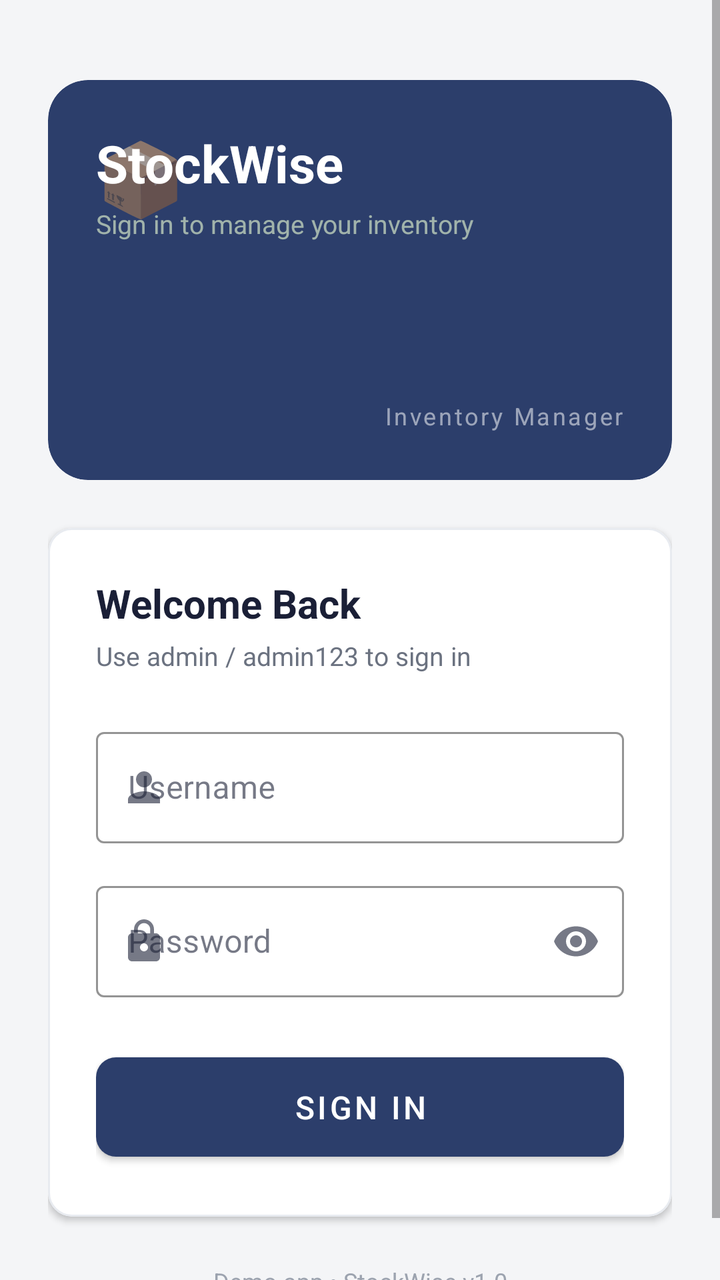
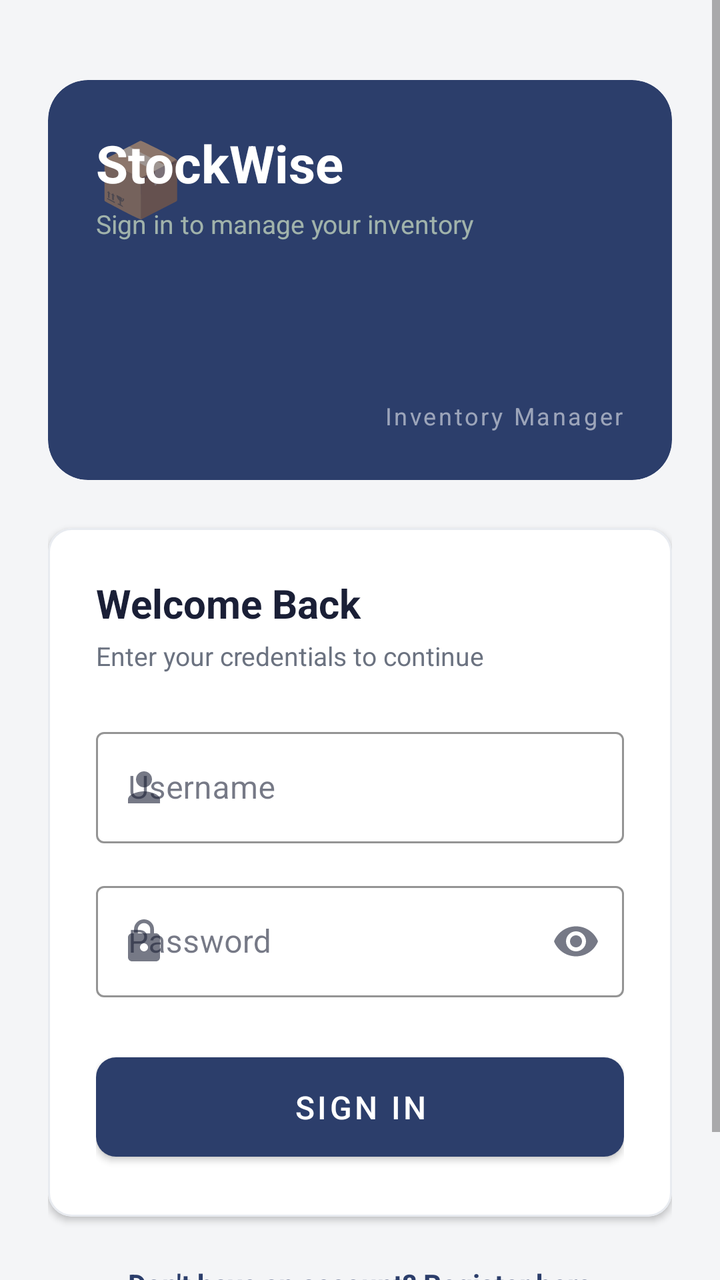

Two renders of the same Android screen: before a commit and after it. Below are the layout's source before the change and the commit's diff.
<!-- AndroidManifest.xml: application theme Theme.InventoryManager -->
<!-- res/layout/activity_login.xml -->
<?xml version="1.0" encoding="utf-8"?>
<ScrollView
    xmlns:android="http://schemas.android.com/apk/res/android"
    xmlns:app="http://schemas.android.com/apk/res-auto"
    android:layout_width="match_parent"
    android:layout_height="match_parent"
    android:background="@color/colorBackground"
    android:fillViewport="true">

    <androidx.constraintlayout.widget.ConstraintLayout
        android:layout_width="match_parent"
        android:layout_height="wrap_content"
        android:padding="24dp">

        
        <com.google.android.material.card.MaterialCardView
            android:id="@+id/headerCard"
            android:layout_width="match_parent"
            android:layout_height="200dp"
            app:cardBackgroundColor="@color/colorPrimary"
            app:cardCornerRadius="20dp"
            app:cardElevation="0dp"
            app:layout_constraintTop_toTopOf="parent"
            app:layout_constraintStart_toStartOf="parent"
            app:layout_constraintEnd_toEndOf="parent"
            android:layout_marginTop="16dp">

            <androidx.constraintlayout.widget.ConstraintLayout
                android:layout_width="match_parent"
                android:layout_height="match_parent"
                android:padding="24dp">

                <TextView
                    android:id="@+id/tvLoginIcon"
                    android:layout_width="wrap_content"
                    android:layout_height="wrap_content"
                    android:text="📦"
                    android:textSize="36sp"
                    app:layout_constraintStart_toStartOf="parent"
                    app:layout_constraintTop_toTopOf="parent" />

                <TextView
                    android:id="@+id/tvLoginTitle"
                    android:layout_width="wrap_content"
                    android:layout_height="wrap_content"
                    android:text="StockWise"
                    android:textColor="@color/colorOnPrimary"
                    android:textSize="26sp"
                    android:textStyle="bold"
                    app:layout_constraintBottom_toTopOf="@id/tvLoginSubtitle"
                    app:layout_constraintStart_toStartOf="parent"
                    app:layout_constraintTop_toTopOf="parent"
                    app:layout_constraintVertical_chainStyle="packed" />

                <TextView
                    android:id="@+id/tvLoginSubtitle"
                    android:layout_width="wrap_content"
                    android:layout_height="wrap_content"
                    android:text="Sign in to manage your inventory"
                    android:textColor="#AADDEECC"
                    android:textSize="13sp"
                    app:layout_constraintStart_toStartOf="parent"
                    app:layout_constraintTop_toBottomOf="@id/tvLoginTitle"
                    android:layout_marginTop="4dp" />

                <TextView
                    android:layout_width="wrap_content"
                    android:layout_height="wrap_content"
                    android:text="Inventory Manager"
                    android:textColor="#88FFFFFF"
                    android:textSize="12sp"
                    android:letterSpacing="0.1"
                    app:layout_constraintBottom_toBottomOf="parent"
                    app:layout_constraintEnd_toEndOf="parent" />

            </androidx.constraintlayout.widget.ConstraintLayout>
        </com.google.android.material.card.MaterialCardView>

        
        <com.google.android.material.card.MaterialCardView
            android:id="@+id/loginCard"
            android:layout_width="match_parent"
            android:layout_height="wrap_content"
            style="@style/Widget.InventoryManager.Card"
            app:layout_constraintTop_toBottomOf="@id/headerCard"
            app:layout_constraintStart_toStartOf="parent"
            app:layout_constraintEnd_toEndOf="parent"
            android:layout_marginTop="24dp">

            <LinearLayout
                android:layout_width="match_parent"
                android:layout_height="wrap_content"
                android:orientation="vertical"
                android:padding="24dp">

                <TextView
                    android:layout_width="wrap_content"
                    android:layout_height="wrap_content"
                    android:text="Welcome Back"
                    android:textColor="@color/colorTextPrimary"
                    android:textSize="20sp"
                    android:textStyle="bold"
                    android:layout_marginBottom="4dp" />

                <TextView
                    android:layout_width="wrap_content"
                    android:layout_height="wrap_content"
                    android:text="Use admin / admin123 to sign in"
                    android:textColor="@color/colorTextSecondary"
                    android:textSize="13sp"
                    android:layout_marginBottom="24dp" />

                
                <com.google.android.material.textfield.TextInputLayout
                    android:id="@+id/tilUsername"
                    style="@style/Widget.InventoryManager.TextInputLayout"
                    android:layout_width="match_parent"
                    android:layout_height="wrap_content"
                    android:hint="Username"
                    app:startIconDrawable="@drawable/ic_person"
                    android:layout_marginBottom="16dp">

                    <com.google.android.material.textfield.TextInputEditText
                        android:id="@+id/etUsername"
                        android:layout_width="match_parent"
                        android:layout_height="wrap_content"
                        android:inputType="text"
                        android:imeOptions="actionNext"
                        android:singleLine="true" />

                </com.google.android.material.textfield.TextInputLayout>

                
                <com.google.android.material.textfield.TextInputLayout
                    android:id="@+id/tilPassword"
                    style="@style/Widget.InventoryManager.TextInputLayout"
                    android:layout_width="match_parent"
                    android:layout_height="wrap_content"
                    android:hint="Password"
                    app:startIconDrawable="@drawable/ic_lock"
                    app:endIconMode="password_toggle"
                    android:layout_marginBottom="24dp">

                    <com.google.android.material.textfield.TextInputEditText
                        android:id="@+id/etPassword"
                        android:layout_width="match_parent"
                        android:layout_height="wrap_content"
                        android:inputType="textPassword"
                        android:imeOptions="actionDone"
                        android:singleLine="true" />

                </com.google.android.material.textfield.TextInputLayout>

                
                <com.google.android.material.button.MaterialButton
                    android:id="@+id/btnLogin"
                    style="@style/Widget.InventoryManager.Button"
                    android:layout_width="match_parent"
                    android:layout_height="wrap_content"
                    android:text="Sign In"
                    android:textSize="16sp" />

            </LinearLayout>

        </com.google.android.material.card.MaterialCardView>

        
        <TextView
            android:layout_width="wrap_content"
            android:layout_height="wrap_content"
            android:text="Demo app • StockWise v1.0"
            android:textColor="@color/colorTextHint"
            android:textSize="12sp"
            app:layout_constraintTop_toBottomOf="@id/loginCard"
            app:layout_constraintStart_toStartOf="parent"
            app:layout_constraintEnd_toEndOf="parent"
            android:layout_marginTop="24dp"
            android:layout_marginBottom="24dp" />

    </androidx.constraintlayout.widget.ConstraintLayout>
</ScrollView>
<!-- resources referenced by this layout -->
<resources>
  <color name="colorBackground">#F4F5F7</color>
  <color name="colorOnPrimary">#FFFFFF</color>
  <color name="colorPrimary">#2C3E6B</color>
  <color name="colorTextHint">#9CA3AF</color>
  <color name="colorTextPrimary">#1A1F36</color>
  <color name="colorTextSecondary">#6B7280</color>
  <!-- drawable ic_lock (drawable) -->
  <vector xmlns:android="http://schemas.android.com/apk/res/android"
      android:width="24dp" android:height="24dp"
      android:viewportWidth="24" android:viewportHeight="24">
      <path android:fillColor="#FF000000"
          android:pathData="M18,8h-1V6c0,-2.76 -2.24,-5 -5,-5S7,3.24 7,6v2H6c-1.1,0 -2,0.9 -2,2v10c0,1.1 0.9,2 2,2h12c1.1,0 2,-0.9 2,-2V10c0,-1.1 -0.9,-2 -2,-2zM12,17c-1.1,0 -2,-0.9 -2,-2s0.9,-2 2,-2 2,0.9 2,2 -0.9,2 -2,2zM15.1,8H8.9V6c0,-1.71 1.39,-3.1 3.1,-3.1 1.71,0 3.1,1.39 3.1,3.1v2z"/>
  </vector>
  <!-- drawable ic_person (drawable) -->
  <vector xmlns:android="http://schemas.android.com/apk/res/android"
      android:width="24dp" android:height="24dp"
      android:viewportWidth="24" android:viewportHeight="24">
      <path android:fillColor="#FF000000"
          android:pathData="M12,12c2.21,0 4,-1.79 4,-4s-1.79,-4 -4,-4 -4,1.79 -4,4 1.79,4 4,4zM12,14c-2.67,0 -8,1.34 -8,4v2h16v-2c0,-2.66 -5.33,-4 -8,-4z"/>
  </vector>
  <style name="Widget.InventoryManager.Button" parent="Widget.MaterialComponents.Button">
          <item name="backgroundTint">@color/colorPrimary</item>
          <item name="android:textColor">@color/colorOnPrimary</item>
          <item name="cornerRadius">10dp</item>
          <item name="android:paddingTop">14dp</item>
          <item name="android:paddingBottom">14dp</item>
      </style>
  <style name="Widget.InventoryManager.Card" parent="Widget.MaterialComponents.CardView">
          <item name="cardBackgroundColor">@color/colorSurface</item>
          <item name="cardCornerRadius">12dp</item>
          <item name="cardElevation">2dp</item>
          <item name="strokeColor">@color/colorCardBorder</item>
          <item name="strokeWidth">1dp</item>
      </style>
  <style name="Widget.InventoryManager.TextInputLayout" parent="Widget.MaterialComponents.TextInputLayout.OutlinedBox">
          <item name="boxStrokeColor">@color/colorPrimaryLight</item>
          <item name="hintTextColor">@color/colorTextSecondary</item>
      </style>
  <style name="Theme.InventoryManager" parent="Theme.MaterialComponents.Light.NoActionBar">
          <item name="colorPrimary">@color/colorPrimary</item>
          <item name="colorPrimaryVariant">@color/colorPrimaryVariant</item>
          <item name="colorSecondary">@color/colorSecondary</item>
          <item name="colorSecondaryVariant">@color/colorSecondaryVariant</item>
          <item name="android:colorBackground">@color/colorBackground</item>
          <item name="colorSurface">@color/colorSurface</item>
          <item name="colorOnPrimary">@color/colorOnPrimary</item>
          <item name="colorOnBackground">@color/colorTextPrimary</item>
          <item name="colorOnSurface">@color/colorTextPrimary</item>
          <item name="android:windowBackground">@color/colorBackground</item>
          <item name="android:statusBarColor">@color/colorPrimaryVariant</item>
          <item name="android:navigationBarColor">@color/colorPrimaryVariant</item>
      </style>
  <color name="colorSurface">#FFFFFF</color>
  <color name="colorCardBorder">#E8EBF0</color>
  <color name="colorPrimaryLight">#4A6FA5</color>
  <color name="colorPrimaryVariant">#1A2847</color>
  <color name="colorSecondary">#E8A838</color>
  <color name="colorSecondaryVariant">#C88A20</color>
</resources>

<!-- the commit's change to res/layout/activity_login.xml (unified diff, before → after) -->
@@ -12,7 +12,6 @@
         android:layout_height="wrap_content"
         android:padding="24dp">
 
-        
         <com.google.android.material.card.MaterialCardView
             android:id="@+id/headerCard"
             android:layout_width="match_parent"
@@ -76,7 +75,6 @@
             </androidx.constraintlayout.widget.ConstraintLayout>
         </com.google.android.material.card.MaterialCardView>
 
-        
         <com.google.android.material.card.MaterialCardView
             android:id="@+id/loginCard"
             android:layout_width="match_parent"
@@ -105,12 +103,11 @@
                 <TextView
                     android:layout_width="wrap_content"
                     android:layout_height="wrap_content"
-                    android:text="Use admin / admin123 to sign in"
+                    android:text="Enter your credentials to continue"
                     android:textColor="@color/colorTextSecondary"
                     android:textSize="13sp"
                     android:layout_marginBottom="24dp" />
 
-                
                 <com.google.android.material.textfield.TextInputLayout
                     android:id="@+id/tilUsername"
                     style="@style/Widget.InventoryManager.TextInputLayout"
@@ -130,7 +127,6 @@
 
                 </com.google.android.material.textfield.TextInputLayout>
 
-                
                 <com.google.android.material.textfield.TextInputLayout
                     android:id="@+id/tilPassword"
                     style="@style/Widget.InventoryManager.TextInputLayout"
@@ -151,7 +147,6 @@
 
                 </com.google.android.material.textfield.TextInputLayout>
 
-                
                 <com.google.android.material.button.MaterialButton
                     android:id="@+id/btnLogin"
                     style="@style/Widget.InventoryManager.Button"
@@ -164,14 +159,27 @@
 
         </com.google.android.material.card.MaterialCardView>
 
-        
+        <TextView
+            android:id="@+id/tvRegisterRedirect"
+            android:layout_width="wrap_content"
+            android:layout_height="wrap_content"
+            android:text="Don't have an account? Register here"
+            android:textColor="@color/colorPrimary"
+            android:textSize="14sp"
+            android:textStyle="bold"
+            android:padding="8dp"
+            app:layout_constraintTop_toBottomOf="@id/loginCard"
+            app:layout_constraintStart_toStartOf="parent"
+            app:layout_constraintEnd_toEndOf="parent"
+            android:layout_marginTop="16dp" />
+
         <TextView
             android:layout_width="wrap_content"
             android:layout_height="wrap_content"
             android:text="Demo app • StockWise v1.0"
             android:textColor="@color/colorTextHint"
             android:textSize="12sp"
-            app:layout_constraintTop_toBottomOf="@id/loginCard"
+            app:layout_constraintTop_toBottomOf="@id/tvRegisterRedirect"
             app:layout_constraintStart_toStartOf="parent"
             app:layout_constraintEnd_toEndOf="parent"
             android:layout_marginTop="24dp"
